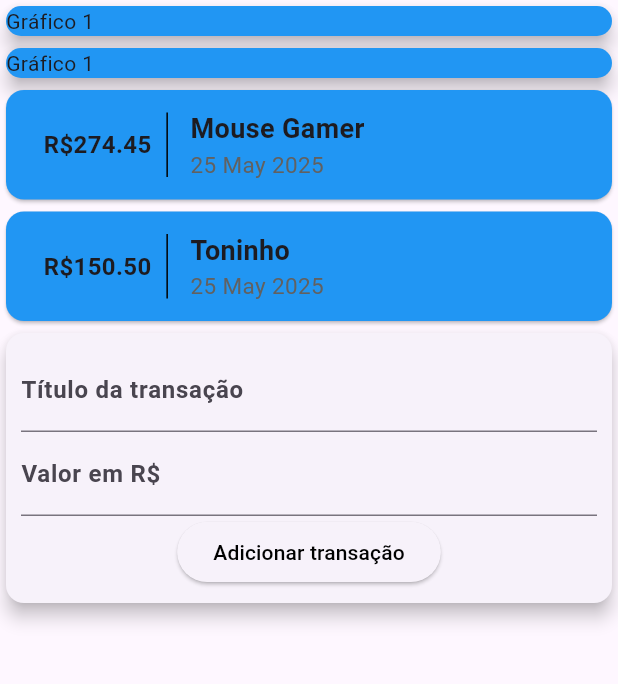
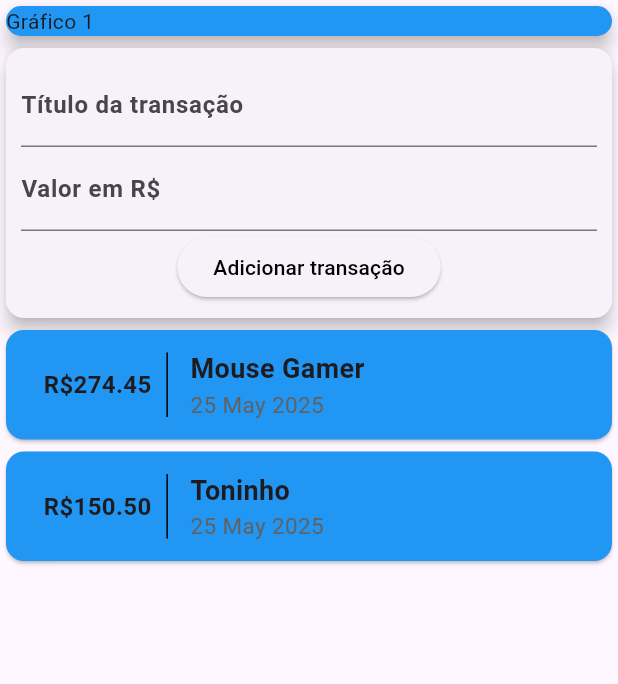
Before and after one commit to Leonardo-Toledo-Alves-Costa/despesas_app, a Flutter app: the screen it shows after launch, on a phone screen of 412 x 824 dp, the part 84-768 px from its top. Run offline on Flutter 3.47's test engine with Material 3 defaults, Android fonts, the phone set to English and light mode, and no system bars.

Commit message:
Resolução de alguns erros + adição de rolagem na tela

```diff
--- a/lib/components/transaction_list.dart
+++ b/lib/components/transaction_list.dart
@@ -13,13 +13,6 @@ class TransactionList extends StatelessWidget {
     return Column(
         crossAxisAlignment: CrossAxisAlignment.stretch,
         children: <Widget>[
-          Container(
-            child: Card(
-                color: Colors.blue,
-                elevation: 5,
-                child: Text('Gráfico 1'),
-            ),
-          ),
             Column(
               children: transactions.map((tr){
                 return Card(
--- a/lib/components/transaction_user.dart
+++ b/lib/components/transaction_user.dart
@@ -48,8 +48,8 @@ class _TransactionUserState extends State<TransactionUser> {
   Widget build(BuildContext context) {
     return Column(
       children: [
+        TransactionForm(_addTransaction),
         TransactionList(_transactions),
-        TransactionForm(_addTransaction),
       ],
     );
   }
--- a/lib/main.dart
+++ b/lib/main.dart
@@ -9,7 +9,7 @@ class DespesasApp extends StatelessWidget {
 
   @override
   Widget build(BuildContext context) {
-    return MaterialApp(home: HomePage());
+    return const MaterialApp(home: HomePage());
   }
 }
 
@@ -31,10 +31,11 @@ class HomePage extends StatelessWidget {
            ),
       backgroundColor: Colors.blue,
       ),
-      body: Column(
+      body: SingleChildScrollView(
+        child: Column(
           crossAxisAlignment: CrossAxisAlignment.stretch,
           children: <Widget>[
-          Container(
+            SizedBox(
               child: Card(
                   color: Colors.blue,
                   elevation: 5,
@@ -43,6 +44,7 @@ class HomePage extends StatelessWidget {
             ),
             TransactionUser(),
           ],
+        ),
       )
     );
   }
```
Lines whose indentation alone changed are shown as unchanged.
